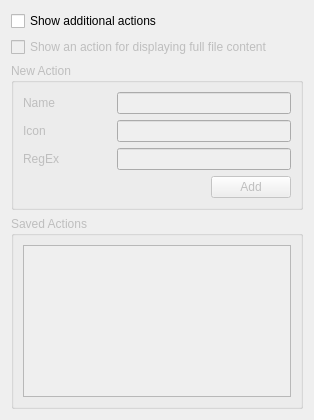
Old version of the form config.ui in the repository akermu/krunner-pass.
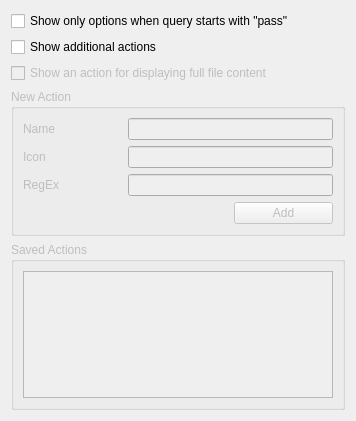
New version of the form.

Commit message: Add config options, remove deprecations, optimize

```diff
--- a/config.ui
+++ b/config.ui
@@ -6,32 +6,37 @@
    <rect>
     <x>0</x>
     <y>0</y>
-    <width>314</width>
-    <height>420</height>
+    <width>356</width>
+    <height>421</height>
    </rect>
   </property>
   <property name="windowTitle">
    <string>Pass Config</string>
   </property>
   <layout class="QGridLayout" name="gridLayout_2">
-   <item row="0" column="0">
+   <item row="4" column="0">
+    <widget class="QGroupBox" name="boxSavedActions">
+     <property name="enabled">
+      <bool>false</bool>
+     </property>
+     <property name="title">
+      <string>Saved Actions</string>
+     </property>
+     <layout class="QGridLayout" name="gridLayout_3">
+      <item row="0" column="0">
+       <widget class="QListWidget" name="listSavedActions"/>
+      </item>
+     </layout>
+    </widget>
+   </item>
+   <item row="1" column="0">
     <widget class="QCheckBox" name="checkAdditionalActions">
      <property name="text">
       <string>Show additional actions</string>
      </property>
     </widget>
    </item>
-   <item row="1" column="0">
-    <widget class="QCheckBox" name="checkShowFileContentAction">
-     <property name="enabled">
-      <bool>false</bool>
-     </property>
-     <property name="text">
-      <string>Show an action for displaying full file content</string>
-     </property>
-    </widget>
-   </item>
-   <item row="2" column="0">
+   <item row="3" column="0">
     <widget class="QGroupBox" name="boxNewAction">
      <property name="enabled">
       <bool>false</bool>
@@ -93,19 +98,21 @@
      </layout>
     </widget>
    </item>
-   <item row="3" column="0">
-    <widget class="QGroupBox" name="boxSavedActions">
+   <item row="2" column="0">
+    <widget class="QCheckBox" name="checkShowFileContentAction">
      <property name="enabled">
       <bool>false</bool>
      </property>
-     <property name="title">
-      <string>Saved Actions</string>
+     <property name="text">
+      <string>Show an action for displaying full file content</string>
      </property>
-     <layout class="QGridLayout" name="gridLayout_3">
-      <item row="0" column="0">
-       <widget class="QListWidget" name="listSavedActions"/>
-      </item>
-     </layout>
+    </widget>
+   </item>
+   <item row="0" column="0">
+    <widget class="QCheckBox" name="checkShowOnlyPrefixed">
+     <property name="text">
+      <string>Show only options when query starts with &quot;pass&quot;</string>
+     </property>
     </widget>
    </item>
   </layout>
```
The commit also changes 7 other files.
